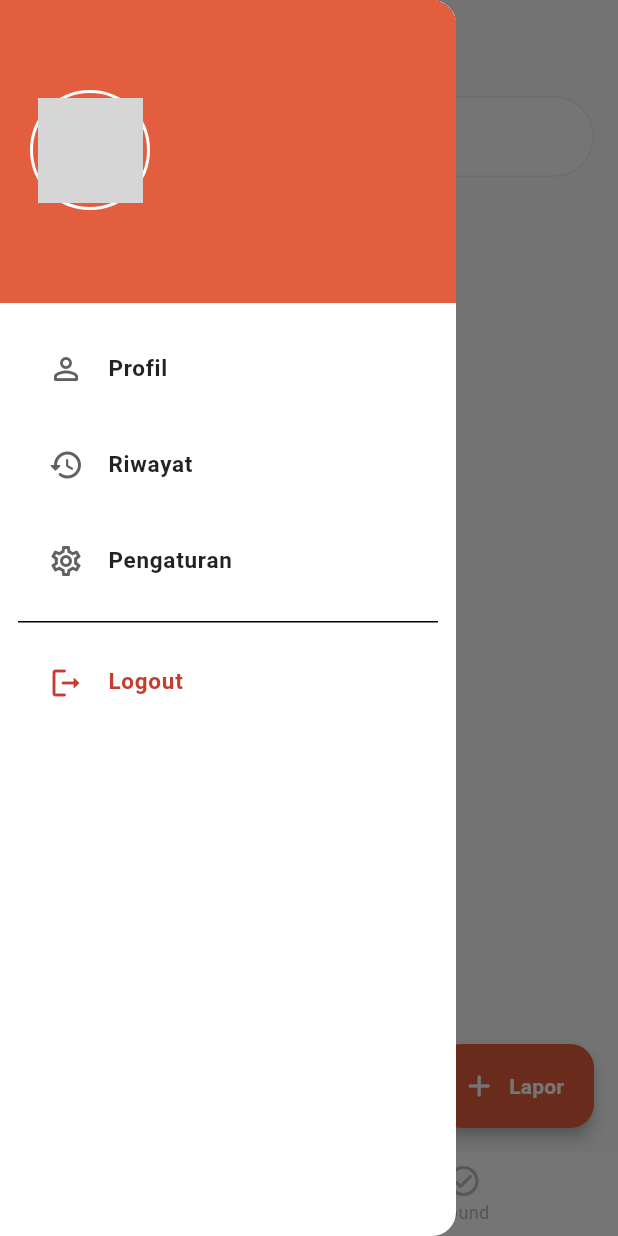
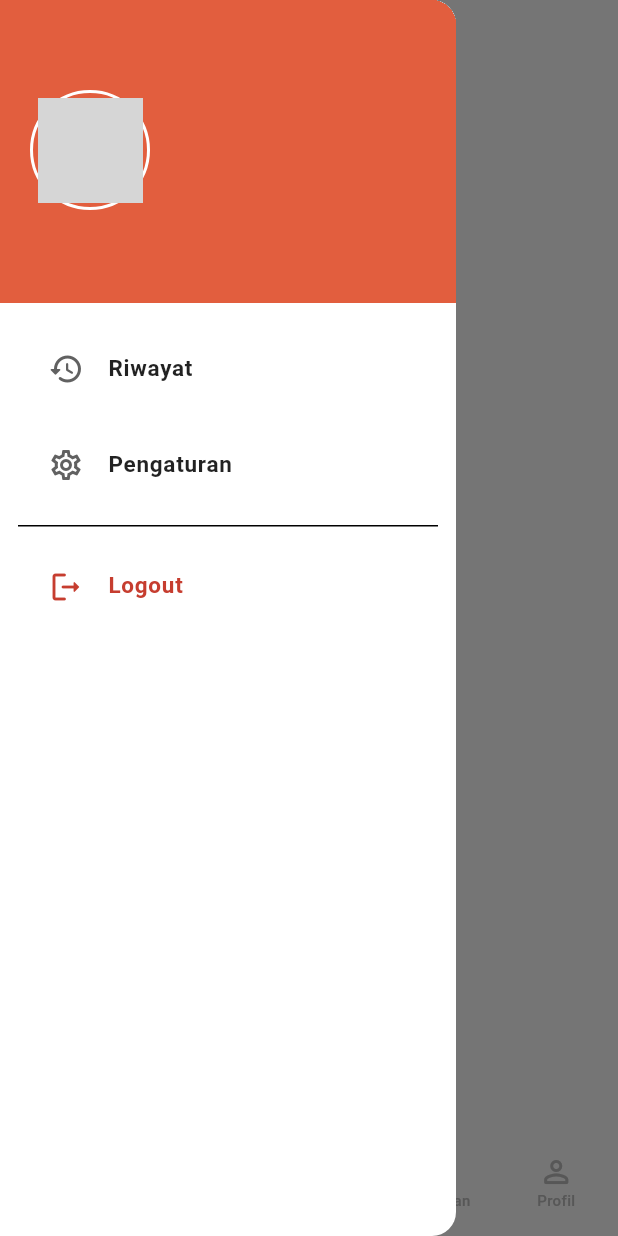
Before and after one commit to MafariT/flutter-lost-and-found, a Flutter app: the screen it shows once a user with an empty profile is signed in, with the side drawer open, on a phone screen of 412 x 824 dp. Run offline on Flutter 3.47's test engine with Material 3 defaults, Android fonts, the phone set to English and light mode, and no system bars; our stand-ins replace flutter_dotenv, flutter_riverpod, image_picker, supabase_flutter, timeago; accounts and stored records are empty; network calls fail; Roboto replaces fonts that are missing (Poppins); grey boxes are pictures that could not be loaded.

Commit message:
ui/ux changes to predefined design

```diff
--- a/lib/components/primary_drawer.dart
+++ b/lib/components/primary_drawer.dart
@@ -1,6 +1,5 @@
 import 'package:flutter/material.dart';
 import 'package:flutter_lost_and_found/pages/history_page.dart';
-import 'package:flutter_lost_and_found/pages/profile_page.dart';
 import 'package:flutter_lost_and_found/pages/settings_page.dart';
 import 'package:flutter_lost_and_found/providers/user_provider.dart';
 import 'package:flutter_lost_and_found/services/auth/auth_service.dart';
@@ -65,14 +64,6 @@ class PrimaryDrawer extends ConsumerWidget {
               padding: const EdgeInsets.symmetric(vertical: 12, horizontal: 12),
               children: <Widget>[
                 _DrawerTile(
-                  icon: Icons.person_outline_rounded,
-                  title: 'Profil',
-                  onTap: () {
-                    Navigator.pop(context);
-                    Navigator.push(context, MaterialPageRoute(builder: (context) => const ProfilePage()));
-                  },
-                ),
-                _DrawerTile(
                   icon: Icons.history_rounded,
                   title: 'Riwayat',
                   onTap: () {
--- /dev/null
+++ b/lib/pages/feeds/overview_feed.dart
@@ -0,0 +1,62 @@
+import 'package:flutter/material.dart';
+import 'package:flutter_lost_and_found/components/item_card.dart';
+import 'package:flutter_lost_and_found/providers/items_provider.dart';
+import 'package:flutter_riverpod/flutter_riverpod.dart';
+
+class OverviewFeed extends ConsumerWidget {
+  const OverviewFeed({super.key});
+
+  @override
+  Widget build(BuildContext context, WidgetRef ref) {
+    final overviewAsync = ref.watch(overviewItemsProvider);
+
+    return Column(
+      crossAxisAlignment: CrossAxisAlignment.start,
+      children: [
+        Padding(
+          padding: const EdgeInsets.fromLTRB(24, 24, 24, 16),
+          child: Column(
+            crossAxisAlignment: CrossAxisAlignment.start,
+            children: [
+              Text(
+                "Aktivitas Terbaru",
+                style: TextStyle(
+                  fontSize: 24,
+                  fontWeight: FontWeight.bold,
+                  color: Theme.of(context).colorScheme.inversePrimary,
+                ),
+              ),
+              Text(
+                "Pantau barang hilang dan ditemukan terkini",
+                style: TextStyle(color: Colors.grey.shade500, fontSize: 14),
+              ),
+            ],
+          ),
+        ),
+
+        Expanded(
+          child: overviewAsync.when(
+            loading: () => const Center(child: CircularProgressIndicator()),
+            error: (err, stack) => Center(child: Text('Error: $err')),
+            data: (items) {
+              if (items.isEmpty) {
+                return const Center(child: Text('Belum ada aktivitas terbaru.'));
+              }
+              return RefreshIndicator(
+                onRefresh: () => ref.refresh(overviewItemsProvider.future),
+                child: ListView.builder(
+                  padding: const EdgeInsets.only(bottom: 80),
+                  itemCount: items.length,
+                  itemBuilder: (context, index) {
+                    final item = items[index];
+                    return ItemCard(item: item);
+                  },
+                ),
+              );
+            },
+          ),
+        ),
+      ],
+    );
+  }
+}
--- a/lib/pages/home_page.dart
+++ b/lib/pages/home_page.dart
@@ -3,7 +3,10 @@ import 'package:flutter_lost_and_found/components/guest_drawer.dart';
 import 'package:flutter_lost_and_found/components/primary_drawer.dart';
 import 'package:flutter_lost_and_found/pages/add_item_page.dart';
 import 'package:flutter_lost_and_found/pages/feeds/items_feed.dart';
+import 'package:flutter_lost_and_found/pages/feeds/overview_feed.dart';
+import 'package:flutter_lost_and_found/pages/profile_page.dart';
 import 'package:flutter_lost_and_found/providers/auth_provider.dart';
+import 'package:flutter_lost_and_found/services/auth/auth_service.dart';
 import 'package:flutter_riverpod/flutter_riverpod.dart';
 
 class HomePage extends ConsumerStatefulWidget {
@@ -16,74 +19,135 @@ class HomePage extends ConsumerStatefulWidget {
 class _HomePageState extends ConsumerState<HomePage> {
   int _selectedIndex = 0;
 
-  static final List<Widget> _widgetOptions = <Widget>[
-    const ItemsFeed(key: ValueKey('lost_feed'), status: 'lost'),
-    const ItemsFeed(key: ValueKey('found_feed'), status: 'found'),
-  ];
-
   void _onItemTapped(int index) {
-    setState(() {
-      _selectedIndex = index;
-    });
+    if (index == 2) {
+      final isGuest = ref.read(isGuestProvider);
+      if (isGuest) {
+        ScaffoldMessenger.of(context).showSnackBar(
+          SnackBar(
+            content: const Text('Silahkan login untuk lapor barang'),
+            action: SnackBarAction(label: 'Login', onPressed: () => AuthService().signOut()),
+          ),
+        );
+      } else {
+        Navigator.push(context, MaterialPageRoute(builder: (context) => const AddItemPage()));
+      }
+    } else {
+      setState(() {
+        _selectedIndex = index;
+      });
+    }
   }
 
   @override
   Widget build(BuildContext context) {
     final isGuest = ref.watch(isGuestProvider);
 
+    Widget bodyContent;
+    switch (_selectedIndex) {
+      case 0:
+        bodyContent = const OverviewFeed();
+        break;
+      case 1:
+        bodyContent = const ItemsFeed(key: ValueKey('lost'), status: 'lost');
+        break;
+      case 3:
+        bodyContent = const ItemsFeed(key: ValueKey('found'), status: 'found');
+        break;
+      case 4:
+        bodyContent = isGuest ? const _GuestProfilePlaceholder() : const ProfilePage();
+        break;
+      default:
+        bodyContent = const OverviewFeed();
+    }
+
+    String appBarTitle = "Lost & Found";
+    if (_selectedIndex == 0) appBarTitle = "Beranda";
+    if (_selectedIndex == 1) appBarTitle = "Barang Hilang";
+    if (_selectedIndex == 3) appBarTitle = "Barang Ditemukan";
+    if (_selectedIndex == 4) appBarTitle = "Profil Saya";
+
     return Scaffold(
+      backgroundColor: Colors.white,
       appBar: AppBar(
-        title: Text(
-          _selectedIndex == 0 ? "Barang Hilang" : "Barang Ditemukan",
-          style: const TextStyle(fontWeight: FontWeight.w800, letterSpacing: 0.5),
-        ),
+        title: Text(appBarTitle, style: const TextStyle(fontWeight: FontWeight.w800, letterSpacing: 0.5)),
         elevation: 0,
+        backgroundColor: Colors.white,
         scrolledUnderElevation: 0,
       ),
-      drawer: isGuest ? GuestDrawer() : PrimaryDrawer(),
-      body: _widgetOptions.elementAt(_selectedIndex),
+
+      drawer: isGuest ? const GuestDrawer() : const PrimaryDrawer(),
+
+      body: bodyContent,
 
       bottomNavigationBar: Container(
         decoration: BoxDecoration(color: Colors.white),
         child: BottomNavigationBar(
           elevation: 0,
           backgroundColor: Colors.transparent,
-          items: const <BottomNavigationBarItem>[
+          currentIndex: _selectedIndex,
+          onTap: _onItemTapped,
+          type: BottomNavigationBarType.fixed,
+          selectedItemColor: Theme.of(context).colorScheme.primary,
+          unselectedItemColor: Colors.grey.shade400,
+          showUnselectedLabels: true,
+          selectedLabelStyle: const TextStyle(fontSize: 10, fontWeight: FontWeight.bold),
+          unselectedLabelStyle: const TextStyle(fontSize: 10, fontWeight: FontWeight.w500),
+
+          items: <BottomNavigationBarItem>[
+            const BottomNavigationBarItem(icon: Icon(Icons.home_rounded), label: 'Beranda'),
+            const BottomNavigationBarItem(icon: Icon(Icons.search_off_rounded), label: 'Hilang'),
+
             BottomNavigationBarItem(
-              icon: Icon(Icons.search_off_rounded),
-              activeIcon: Icon(Icons.search_off_rounded),
-              label: 'Lost',
+              icon: Container(
+                padding: const EdgeInsets.all(12),
+                decoration: BoxDecoration(color: Theme.of(context).colorScheme.primary, shape: BoxShape.circle),
+                child: const Icon(Icons.add_rounded, color: Colors.white, size: 24),
+              ),
+              label: '',
             ),
-            BottomNavigationBarItem(
-              icon: Icon(Icons.check_circle_outline_rounded),
-              activeIcon: Icon(Icons.check_circle_rounded),
-              label: 'Found',
+
+            const BottomNavigationBarItem(icon: Icon(Icons.check_circle_outline_rounded), label: 'Ditemukan'),
+
+            const BottomNavigationBarItem(
+              icon: Icon(Icons.person_outline_rounded),
+              activeIcon: Icon(Icons.person_rounded),
+              label: 'Profil',
             ),
           ],
-          currentIndex: _selectedIndex,
-          selectedItemColor: Theme.of(context).colorScheme.primary,
-          unselectedItemColor: Colors.grey.shade400,
-          selectedLabelStyle: const TextStyle(fontWeight: FontWeight.bold, fontSize: 12),
-          showUnselectedLabels: true,
-          type: BottomNavigationBarType.fixed,
-          onTap: _onItemTapped,
         ),
       ),
-
-      floatingActionButton: isGuest
-          ? null
-          : FloatingActionButton.extended(
-              onPressed: () {
-                Navigator.push(context, MaterialPageRoute(builder: (context) => const AddItemPage()));
-              },
-              backgroundColor: Theme.of(context).colorScheme.primary,
-              elevation: 4,
-              icon: const Icon(Icons.add_rounded, color: Colors.white),
-              label: const Text(
-                "Lapor",
-                style: TextStyle(color: Colors.white, fontWeight: FontWeight.bold),
-              ),
-            ),
     );
   }
 }
+
+class _GuestProfilePlaceholder extends StatelessWidget {
+  const _GuestProfilePlaceholder();
+
+  @override
+  Widget build(BuildContext context) {
+    return Center(
+      child: Column(
+        mainAxisAlignment: MainAxisAlignment.center,
+        children: [
+          Icon(Icons.lock_outline_rounded, size: 80, color: Colors.grey.shade300),
+          const SizedBox(height: 20),
+          const Text("Menu Profil Terkunci", style: TextStyle(fontSize: 18, fontWeight: FontWeight.bold)),
+          const SizedBox(height: 8),
+          const Text("Silahkan login untuk mengakses profil anda", style: TextStyle(color: Colors.grey)),
+          const SizedBox(height: 30),
+          ElevatedButton(
+            onPressed: () => AuthService().signOut(),
+            style: ElevatedButton.styleFrom(
+              backgroundColor: Theme.of(context).colorScheme.primary,
+              foregroundColor: Colors.white,
+              padding: const EdgeInsets.symmetric(horizontal: 30, vertical: 12),
+              shape: RoundedRectangleBorder(borderRadius: BorderRadius.circular(12)),
+            ),
+            child: const Text("Login Sekarang"),
+          ),
+        ],
+      ),
+    );
+  }
+}
--- a/lib/pages/profile_page.dart
+++ b/lib/pages/profile_page.dart
@@ -86,13 +86,6 @@ class _ProfilePageState extends ConsumerState<ProfilePage> {
 
     return Scaffold(
       backgroundColor: Colors.white,
-      appBar: AppBar(
-        title: const Text('Edit Profil', style: TextStyle(fontWeight: FontWeight.bold)),
-        centerTitle: true,
-        backgroundColor: Colors.white,
-        elevation: 0,
-        scrolledUnderElevation: 0,
-      ),
       body: userProfile.when(
         loading: () => const Center(child: CircularProgressIndicator()),
         error: (err, stack) => Center(child: Text('Error: $err')),
--- a/lib/providers/items_provider.dart
+++ b/lib/providers/items_provider.dart
@@ -21,3 +21,14 @@ final itemsFeedProvider = FutureProvider.family<List<Map<String, dynamic>>, Stri
   final data = await query.order('created_at', ascending: false);
   return data;
 });
+
+final overviewItemsProvider = FutureProvider<List<Map<String, dynamic>>>((ref) async {
+  final data = await supabase
+      .from('items')
+      .select()
+      .inFilter('status', ['lost', 'found'])
+      .order('created_at', ascending: false)
+      .limit(20);
+
+  return data;
+});
```
